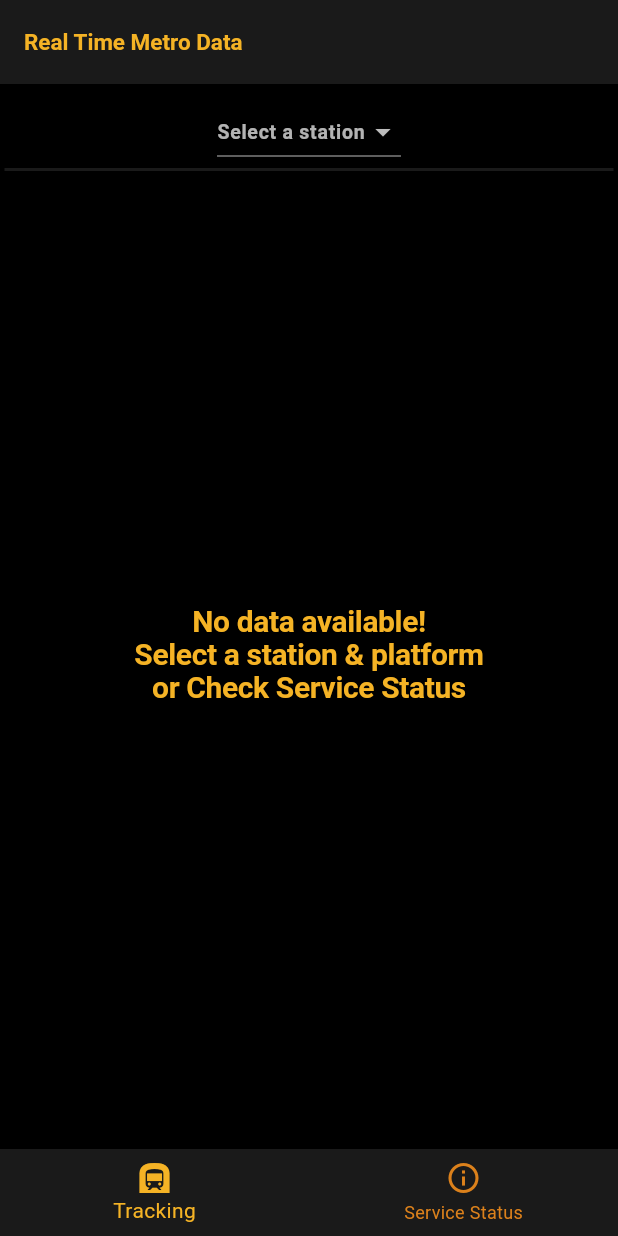
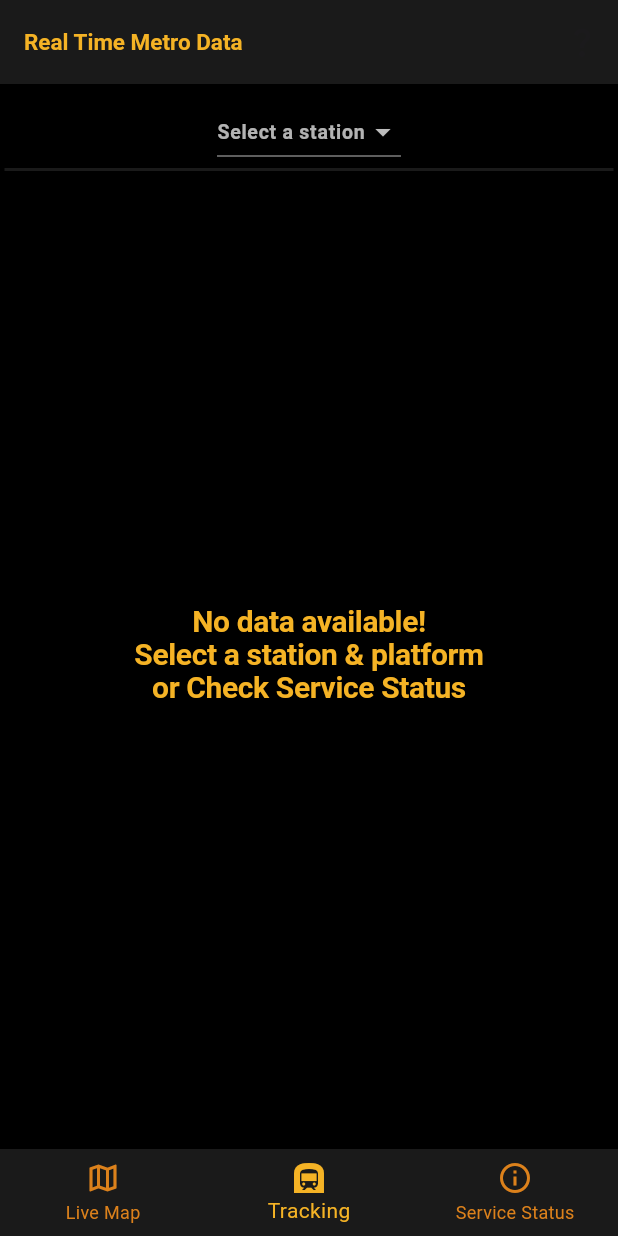
Before and after one commit to TypicalNerds/TyneWear-Metro-Tracker, a Flutter app: the screen it shows after launch, on a phone screen of 412 x 824 dp. Run offline on Flutter 3.47's test engine with Material 3 defaults, Android fonts, the phone set to English and light mode, and no system bars; our stand-ins replace webview_flutter; network calls fail.

Commit message:
Added Live Map to show metro locations

```diff
--- a/lib/main.dart
+++ b/lib/main.dart
@@ -1,6 +1,7 @@
 import 'package:flutter/material.dart';
 import 'package:tynerail_tracker/rti_page.dart'; // Real-Time Info Page + Selection
 import 'package:tynerail_tracker/service_status.dart';
+import 'package:tynerail_tracker/live_map.dart';
 import 'package:tynerail_tracker/theme.dart'; // File for where the colours and themes are specified
 import 'dart:async';
 import 'api_service.dart'; // Ensure this file contains your API functions and Station class
@@ -35,10 +36,11 @@ class _HomePageState extends State<HomePage> {
   List<String> platforms = [];
   List<dynamic> trainData = [];
   Timer? timer;
-  int _selectedIndex = 0; // Tracks selected tab
+  int _selectedIndex = 1; // Defaults to Real Time info Page
 
     // List of pages
   final List<Widget> _pages = [
+    LiveMapPage(),
     RealTimePage(), // Real Time Info Page (rti_page.dart)
     ServiceStatusPage(), // Service Status Page (service_status.dart)
   ];
@@ -60,7 +62,11 @@ class _HomePageState extends State<HomePage> {
       appBar: AppBar(
         title: const Text('Real Time Metro Data'),
         actions: [
-
+          IconButton(
+            icon: Icon(Icons.question_mark, semanticLabel: "About",),
+            color: Colors.white,
+            onPressed: null,
+          ),
         ],
         ),
 
@@ -71,15 +77,23 @@ class _HomePageState extends State<HomePage> {
 
           items: [
             BottomNavigationBarItem(
+              icon: Icon(Icons.map_outlined),
+              activeIcon: Icon(Icons.map),
+              label: "Live Map"
+            ),
+
+            BottomNavigationBarItem(
               icon: Icon(Icons.subway_outlined),
               activeIcon: Icon(Icons.subway),
               label: "Tracking",
-              ),
+            ),
+
             BottomNavigationBarItem(
               icon: Icon(Icons.info_outline),
               activeIcon: Icon(Icons.info),
               label: "Service Status"
-              ),
+            ),
+
           ],
           onTap: _onNavBarTapped
           ),
--- a/lib/theme.dart
+++ b/lib/theme.dart
@@ -70,6 +70,7 @@ ThemeData appTheme = ThemeData(
 
   scaffoldBackgroundColor: AppColors.background,
 
+
     // Text Styles
   textTheme: const TextTheme(
     titleLarge: AppStyles.titleLarge,
@@ -86,6 +87,7 @@ ThemeData appTheme = ThemeData(
   appBarTheme: AppBarTheme(
     backgroundColor: AppColors.appBarBackground,
     foregroundColor: AppColors.appBarForeground,
+
   ),
   bottomNavigationBarTheme: BottomNavigationBarThemeData(
     backgroundColor: AppColors.appBarBackground,
```
Also changed, not shown: lib/live_map.dart (added, +52 -0 lines).
